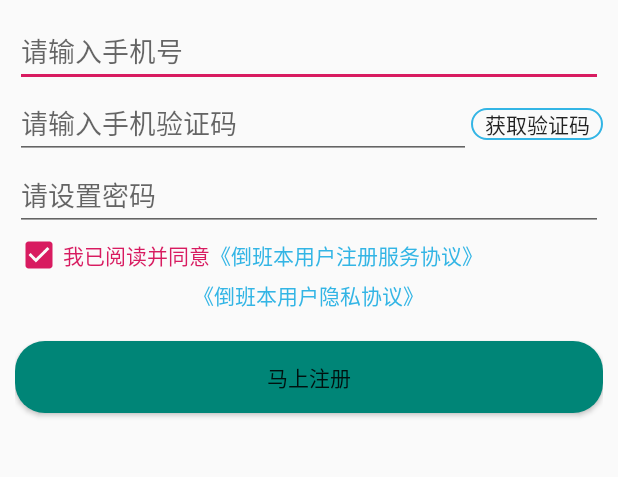
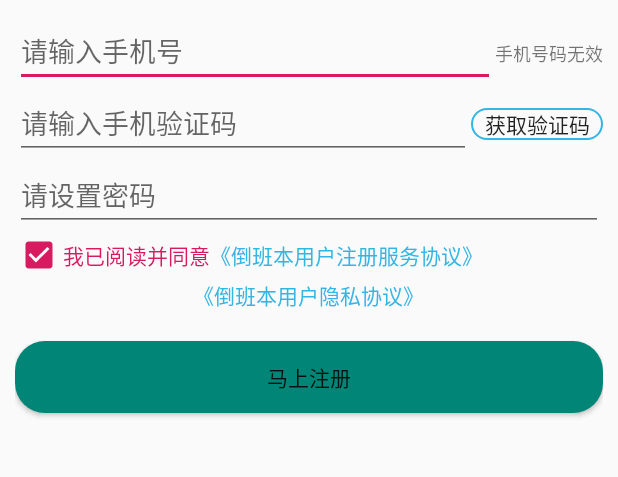
Before and after one commit to blueskygroup007/MallFrame, an Android app: the layout activity_register.xml on its own in the app's theme, with its tools: preview values and no code run, on a phone screen of 412 x 824 dp, the part 465-942 px from its top. Run offline under Robolectric (Android 15) with nearby library versions, the phone set to English and light mode, and no system bars.

Commit message:
增加手机号错误提示

```diff
--- a/app/build.gradle
+++ b/app/build.gradle
@@ -34,7 +34,7 @@ dependencies {
     testImplementation 'junit:junit:4.12'
     androidTestImplementation 'androidx.test:runner:1.2.0'
     androidTestImplementation 'androidx.test.espresso:espresso-core:3.2.0'
-
+    implementation 'com.blankj:utilcodex:1.28.0'
     /*Bmob*/
 
     implementation 'cn.bmob.android:bmob-sdk:3.7.7'
--- a/app/src/main/java/com/bluesky/mallframe/activity/SplashActivity2.java
+++ b/app/src/main/java/com/bluesky/mallframe/activity/SplashActivity2.java
@@ -64,6 +64,7 @@ public class SplashActivity2 extends AppCompatActivity {
 
         //进入登录页面
         startActivity(new Intent(this, LoginActivity.class));
+        finish();
     }
 
     /**
--- a/app/src/main/res/layout/activity_register.xml
+++ b/app/src/main/res/layout/activity_register.xml
@@ -1,5 +1,7 @@
 <?xml version="1.0" encoding="utf-8"?>
 <LinearLayout xmlns:android="http://schemas.android.com/apk/res/android"
+    xmlns:tools="http://schemas.android.com/tools"
+
     android:layout_width="match_parent"
     android:layout_height="match_parent"
     android:layout_margin="10dp"
@@ -14,15 +16,29 @@
         android:contentDescription="@string/page_title_image"
         android:src="@mipmap/ic_launcher_round" />
 
+    <LinearLayout
+        android:layout_width="match_parent"
+        android:layout_height="wrap_content"
+        android:orientation="horizontal">
 
         <EditText
             android:id="@+id/et_reg_phone"
             android:layout_width="match_parent"
             android:layout_height="wrap_content"
+            android:layout_weight="1"
             android:autofillHints=""
             android:hint="@string/hint_et_reg_phone"
             android:inputType="phone" />
 
+        <TextView
+            android:id="@+id/tv_reg_phone_state"
+            android:layout_width="wrap_content"
+            android:layout_height="wrap_content"
+            android:textSize="12sp"
+            tools:text="手机号码无效" />
+    </LinearLayout>
+    <!--android:minWidth="90dp"-->
+    <!--android:text="@string/text_tv_reg_phone_state_space"-->
 
     <LinearLayout
         android:layout_width="match_parent"
--- a/app/src/main/res/values/strings.xml
+++ b/app/src/main/res/values/strings.xml
@@ -20,4 +20,7 @@
     <string name="tv_reg_privacy_agreement">《倒班本用户隐私协议》</string>
     <string name="page_title_image">页面标题图片</string>
     <string name="text_btn_get_vcode">获取验证码</string>
+    <string name="text_tv_phone_state_correct">正确的手机号码</string>
+    <string name="text_tv_phone_state_incorrect">错误的手机号码</string>
+    <string name="text_tv_reg_phone_state_space">"&#160;&#160;&#160;&#160;&#160;&#160;"</string>
 </resources>
```
Also changed, not shown: app/src/main/java/com/bluesky/mallframe/activity/RegisterActivity.java (+21 -1 lines). Lines whose indentation alone changed are shown as unchanged.
